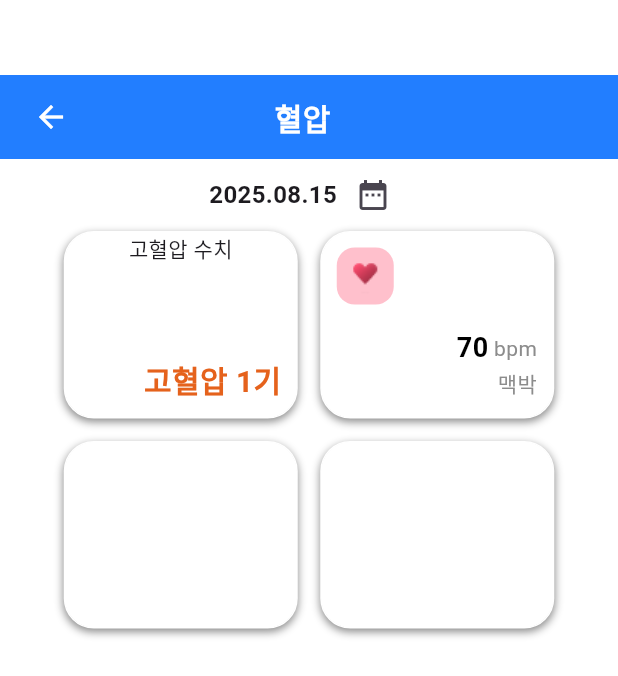
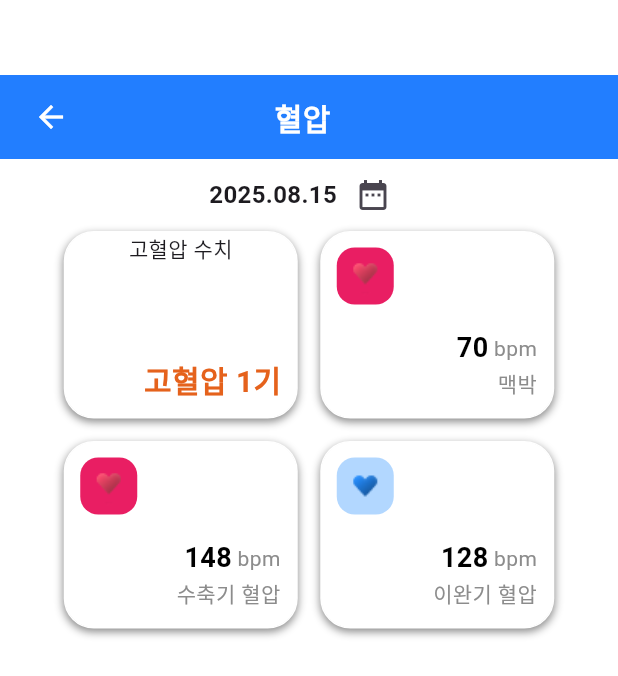
Before and after one commit to novellink-leedaeseung/novel_app, a Flutter app: the BloodPressureInfo screen opened by its route, on a phone screen of 412 x 824 dp. Shown: the top 676 px of the screen. Run offline on Flutter 3.47's test engine with Material 3 defaults, Android fonts, the phone set to English and light mode, and no system bars; our stand-ins replace go_router.

Commit message:
수축기 혈압, 이완기 혈압

```diff
--- a/lib/primary-color.dart
+++ b/lib/primary-color.dart
@@ -6,6 +6,7 @@ import 'package:flutter/material.dart';
 class PrimaryColor {
   static Color gray = Color(0xff8C8C8C);
   static Color blue = Color(0xff227EFF);
+  static Color cloudyBlue = Color(0xffB2D7FF);
   static Color pink = Color(0xffFFC0CC);
   static Color orange = Color(0xffE5621C);
   static Color white = Colors.white;
--- a/lib/screen/blood-pressure-info.dart
+++ b/lib/screen/blood-pressure-info.dart
@@ -118,7 +118,7 @@ class _BloodPressureInfoState extends State<BloodPressureInfo> {
                             decoration: heartBoxDecoration(),
                             width: 38,
                             height: 38,
-                            child: Image.asset("assets/images/icon/heart.png"),
+                            child: Image.asset("assets/images/icon/heart-red.png"),
                           ),
                         ),
                       ),
@@ -174,22 +174,151 @@ class _BloodPressureInfoState extends State<BloodPressureInfo> {
               ),
             ],
           ),
+          // 수축기 혈압, 이완기 혈압
           Padding(
             padding: const EdgeInsets.only(top: 15),
             child: Row(
               mainAxisAlignment: MainAxisAlignment.center,
               children: [
+                // 수축기 혈압
                 Container(
                   width: 156,
                   height: 125,
                   decoration: grayBoxDecoration(),
+                  child: Column(
+                    children: [
+                      Align(
+                        alignment: Alignment.centerLeft,
+                        child: Padding(
+                          padding: const EdgeInsets.only(top: 10, left: 10),
+                          child: Container(
+                            decoration: heartBoxDecoration(),
+                            width: 38,
+                            height: 38,
+                            child: Image.asset("assets/images/icon/heart-red.png"),
+                          ),
+                        ),
+                      ),
+                      Padding(
+                        padding: const EdgeInsets.only(
+                          top: 16,
+                          bottom: 10,
+                          right: 3,
+                          left: 60,
+                        ),
+                        child: SizedBox(
+                          width: 76,
+                          height: 49,
+                          child: Column(
+                            crossAxisAlignment: CrossAxisAlignment.end,
+                            children: [
+                              Row(
+                                mainAxisAlignment: MainAxisAlignment.end,
+                                children: [
+                                  Text(
+                                    "148",
+                                    style: TextStyle(
+                                      color: Colors.black,
+                                      fontSize: 18,
+                                      fontWeight: FontWeight.w700,
+                                    ),
+                                  ),
+                                  Text(
+                                    " bpm",
+                                    style: TextStyle(
+                                      fontWeight: FontWeight.w400,
+                                      fontSize: 14,
+                                      color: PrimaryColor.gray,
+                                    ),
+                                  ),
+                                ],
+                              ),
+                              Text(
+                                "수축기 혈압",
+                                style: TextStyle(
+                                  color: PrimaryColor.gray,
+                                  fontWeight: FontWeight.w400,
+                                  fontSize: 14,
+                                ),
+                              ),
+                            ],
+                          ),
+                        ),
+                      ),
+                    ],
+                  ),
                 ),
                 Padding(
                   padding: const EdgeInsets.only(left: 15),
+                  // 이완기 혈압
                   child: Container(
                     width: 156,
                     height: 125,
                     decoration: grayBoxDecoration(),
+                    child: Column(
+                      children: [
+                        Align(
+                          alignment: Alignment.centerLeft,
+                          child: Padding(
+                            padding: const EdgeInsets.only(top: 10, left: 10),
+                            child: Container(
+                              decoration: heartBoxDecoration(color: PrimaryColor.cloudyBlue),
+                              width: 38,
+                              height: 38,
+                              child: Image.asset(
+                                "assets/images/icon/heart-blue.png",
+                              ),
+                            ),
+                          ),
+                        ),
+                        Padding(
+                          padding: const EdgeInsets.only(
+                            top: 16,
+                            bottom: 10,
+                            right: 3,
+                            left: 60,
+                          ),
+                          child: SizedBox(
+                            width: 76,
+                            height: 49,
+                            child: Column(
+                              crossAxisAlignment: CrossAxisAlignment.end,
+                              children: [
+                                Row(
+                                  mainAxisAlignment: MainAxisAlignment.end,
+                                  children: [
+                                    Text(
+                                      "128",
+                                      style: TextStyle(
+                                        color: Colors.black,
+                                        fontSize: 18,
+                                        fontWeight: FontWeight.w700,
+                                      ),
+                                    ),
+                                    Text(
+                                      " bpm",
+                                      style: TextStyle(
+                                        fontWeight: FontWeight.w400,
+                                        fontSize: 14,
+                                        color: PrimaryColor.gray,
+                                      ),
+                                    ),
+                                  ],
+                                ),
+                                Text(
+                                  "이완기 혈압",
+                                  style: TextStyle(
+                                    color: PrimaryColor.gray,
+                                    fontWeight: FontWeight.w400,
+                                    fontSize: 14,
+                                  ),
+                                ),
+                              ],
+                            ),
+                          ),
+                        ),
+                      ],
+                    ),
                   ),
                 ),
               ],
@@ -200,9 +329,11 @@ class _BloodPressureInfoState extends State<BloodPressureInfo> {
     );
   }
 
-  BoxDecoration heartBoxDecoration() {
+  BoxDecoration heartBoxDecoration({
+    color = Colors.pink
+}) {
     return BoxDecoration(
-      color: PrimaryColor.pink,
+      color: color,
       borderRadius: BorderRadius.circular(12),
     );
   }
```
Also changed, not shown: assets/images/icon/heart-blue.png (added), assets/images/icon/heart-red.png (renamed from assets/images/icon/heart.png).
